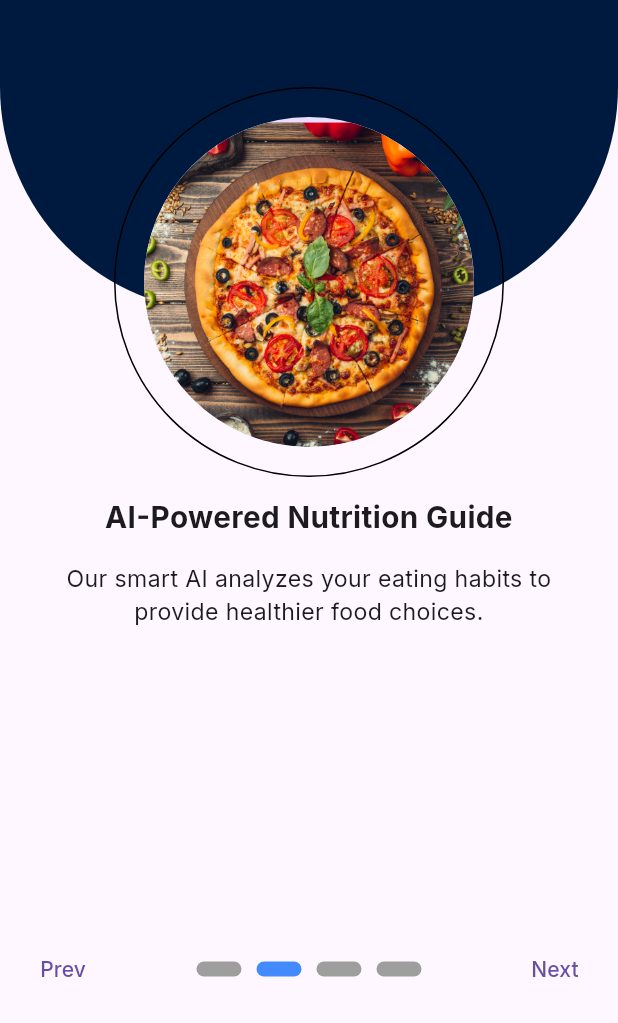
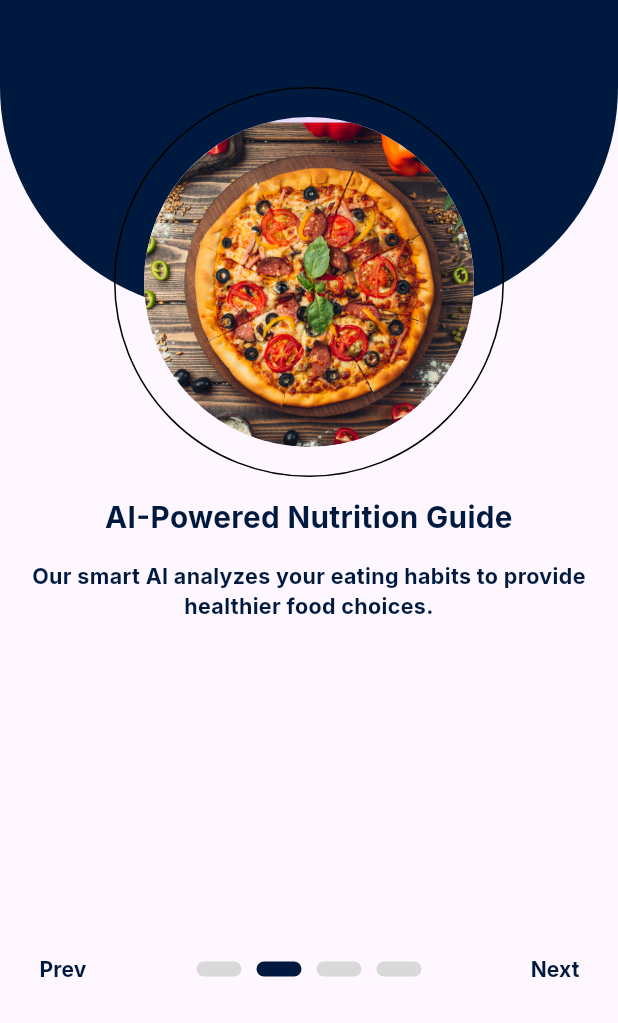
Before and after one commit to MuhammedZain15/meal_recommendation, a Flutter app: the screen it shows after launch, swiped to page 2, on a phone screen of 412 x 824 dp, the part 213-1236 px from its top. Run offline on Flutter 3.47's test engine with Material 3 defaults, Android fonts, the phone set to English and light mode, and no system bars; our stand-ins replace animate_do, bloc, firebase_core, flutter_screenutil, gap, go_router and 1 more; accounts and stored records are empty.

Commit message:
refactor: update text styles and replace hardcoded colors with AppColors

```diff
--- a/lib/core/utils/app_styles.dart
+++ b/lib/core/utils/app_styles.dart
@@ -3,53 +3,54 @@ import 'package:meal_recommendation/core/utils/app_colors.dart';
 import 'package:flutter_screenutil/flutter_screenutil.dart';
 
 abstract class AppStyles {
-  static TextStyle font11W500WhiteColor = TextStyle(
+  static TextStyle get font11W500WhiteColor => TextStyle(
     fontSize: 11.sp,
     fontWeight: FontWeight.w500,
     color: Colors.white,
   );
 
-  static TextStyle font12W500WhiteColor = TextStyle(
+  static TextStyle get font12W500WhiteColor => TextStyle(
     fontSize: 12.sp,
     fontWeight: FontWeight.w500,
     color: Colors.white,
   );
-  static TextStyle font13W700PrimaryColor = TextStyle(
+  static TextStyle get font13W700PrimaryColor => TextStyle(
     fontSize: 13.sp,
     fontWeight: FontWeight.w700,
     color: AppColors.kPrimary,
   );
 
-  static TextStyle font14W500WhiteColor = TextStyle(
+
+  static TextStyle get font14W500WhiteColor => TextStyle(
     fontSize: 14.sp,
     fontWeight: FontWeight.w500,
     color: Colors.white,
   );
-  static TextStyle textStyle13(BuildContext context) => TextStyle(
-    fontSize: 13.sp,
-    color: Colors.grey[600],
-    fontWeight: FontWeight.bold,
-  );
 
-  static TextStyle font14W600WhiteColor = TextStyle(
+  static TextStyle get font14W600WhiteColor => TextStyle(
     fontSize: 14.sp,
     fontWeight: FontWeight.w600,
     color: Colors.white,
   );
 
-  static TextStyle font14W700PrimaryColor = TextStyle(
+  static TextStyle get font14W700PrimaryColor => TextStyle(
     fontSize: 14.sp,
     fontWeight: FontWeight.w700,
     color: AppColors.kPrimary,
   );
 
-  static TextStyle font18W400WhiteColor = TextStyle(
+  static TextStyle get font18W400WhiteColor => TextStyle(
     fontSize: 18.sp,
     fontWeight: FontWeight.w400,
     color: Colors.white,
   );
+  static TextStyle get font18BoldPrimaryColor => TextStyle(
+    fontSize: 18.sp,
+    fontWeight: FontWeight.bold,
+    color: AppColors.kPrimary,
+  );
 
-  static TextStyle font21W700PrimaryColor = TextStyle(
+  static TextStyle get font21W700PrimaryColor => TextStyle(
     fontSize: 21.sp,
     fontWeight: FontWeight.w700,
     color: AppColors.kPrimary,
--- a/lib/features/auth/login/presentation/view/widgets/social_methods.dart
+++ b/lib/features/auth/login/presentation/view/widgets/social_methods.dart
@@ -13,7 +13,6 @@ class SocialMethods extends StatelessWidget {
       children: [
         CircleAvatar(
           radius: 33.r,
-          backgroundColor: AppColors.kSecondary,
           child: Image.asset(AppImages.facebook),
         ),
         SizedBox(width: 53.w),
--- a/lib/features/auth/register/presentation/view/widgets/register_view_body.dart
+++ b/lib/features/auth/register/presentation/view/widgets/register_view_body.dart
@@ -64,7 +64,6 @@ class RegisterViewBody extends StatelessWidget {
                   children: [
                     CircleAvatar(
                       radius: 33.r,
-                      backgroundColor: AppColors.kSecondary,
                       child: Image.asset(AppImages.facebook),
                     ),
                     SizedBox(width: 53.w),
--- a/lib/features/onboarding/widgets/navigation_button.dart
+++ b/lib/features/onboarding/widgets/navigation_button.dart
@@ -1,5 +1,7 @@
 import 'package:flutter/material.dart';
 import 'package:go_router/go_router.dart';
+import 'package:meal_recommendation/core/utils/app_colors.dart';
+import 'package:meal_recommendation/core/utils/app_strings.dart';
 
 class NavigationButton extends StatelessWidget {
   final bool isNext;
@@ -42,9 +44,15 @@ class NavigationButton extends StatelessWidget {
         }
       },
       child: Text(
+        style: TextStyle(
+          color: AppColors.kPrimary,
+          fontWeight: FontWeight.w700,
+        ),
         isNext
-            ? (currentPage == totalPages - 1 ? "Login" : "Next")
-            : (currentPage > 0 ? "Prev" : "Skip"),
+            ? (currentPage == totalPages - 1
+                ? AppStrings.kLogin
+                : AppStrings.kNext)
+            : (currentPage > 0 ? AppStrings.kPrev : AppStrings.kSkip),
       ),
     );
   }
--- a/lib/features/onboarding/widgets/onboarding_dot.dart
+++ b/lib/features/onboarding/widgets/onboarding_dot.dart
@@ -1,4 +1,5 @@
 import 'package:flutter/material.dart';
+import 'package:meal_recommendation/core/utils/app_colors.dart';
 
 class OnboardingDot extends StatelessWidget {
   final bool isActive;
@@ -13,7 +14,7 @@ class OnboardingDot extends StatelessWidget {
       height: 10,
       width: 30,
       decoration: BoxDecoration(
-        color: isActive ? Colors.blueAccent : Colors.grey,
+        color: isActive ? AppColors.kPrimary : AppColors.kGrey,
         borderRadius: BorderRadius.circular(5),
       ),
     );
--- a/lib/features/onboarding/widgets/onboarding_page_view.dart
+++ b/lib/features/onboarding/widgets/onboarding_page_view.dart
@@ -1,5 +1,5 @@
 import 'package:flutter/material.dart';
-import 'package:flutter_screenutil/flutter_screenutil.dart';
+import 'package:meal_recommendation/core/utils/app_styles.dart';
 
 import '../../../core/utils/app_colors.dart';
 import '../../../core/utils/app_images.dart';
@@ -62,7 +62,7 @@ class OnboardingPageView extends StatelessWidget {
               SizedBox(height: 13),
               Text(
                 title,
-                style: TextStyle(fontSize: 18.sp, fontWeight: FontWeight.bold),
+                style: AppStyles.font18BoldPrimaryColor,
                 textAlign: TextAlign.center,
               ),
               SizedBox(height: 15),
@@ -70,7 +70,7 @@ class OnboardingPageView extends StatelessWidget {
                 padding: const EdgeInsets.symmetric(horizontal: 20),
                 child: Text(
                   description,
-                  style: TextStyle(fontSize: 14.sp),
+                  style: AppStyles.font13W700PrimaryColor,
                   textAlign: TextAlign.center,
                 ),
               ),
```
